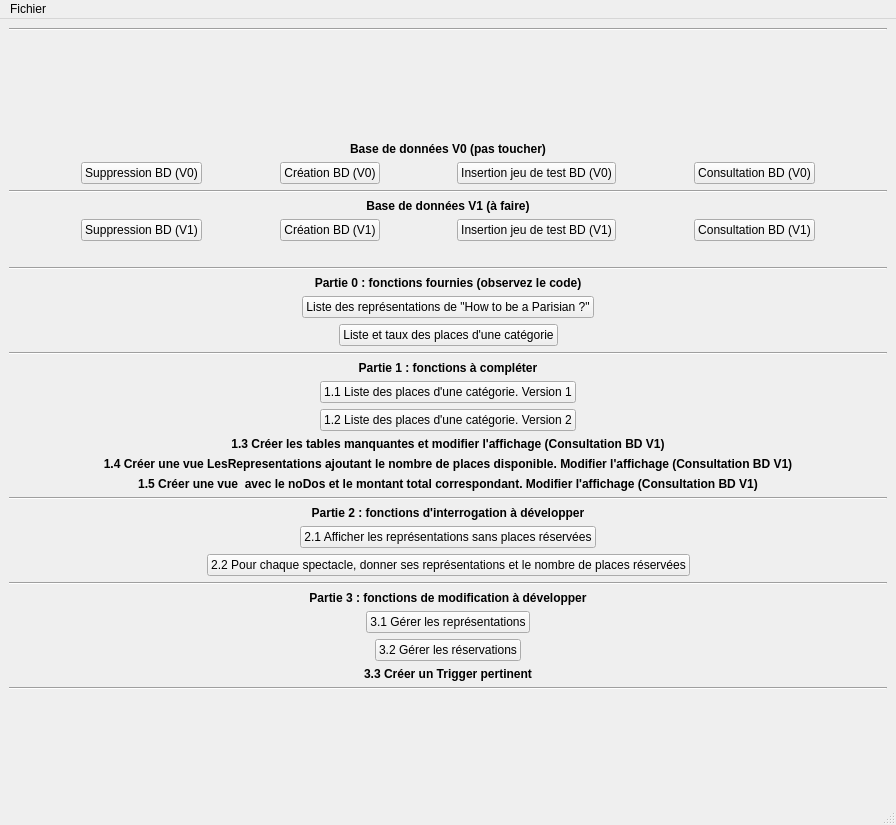
Qt form gui/mainWindow.ui (BennyBellier/Theatre-CEDB-Project) before a commit.
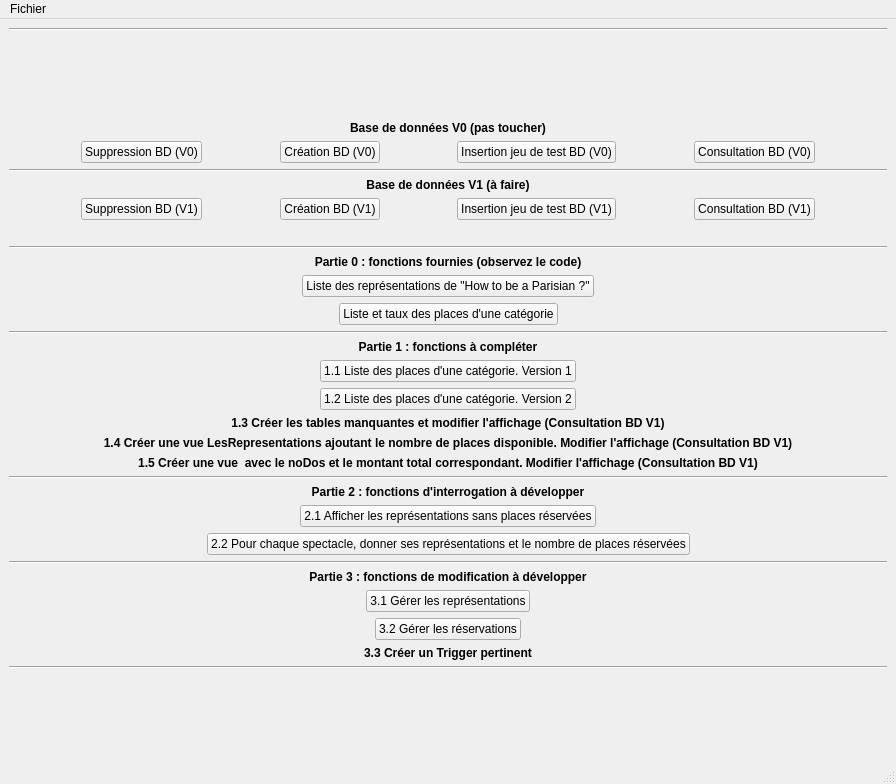
The same form after that commit.

```diff
--- a/gui/mainWindow.ui
+++ b/gui/mainWindow.ui
@@ -7,7 +7,7 @@
     <x>0</x>
     <y>0</y>
     <width>896</width>
-    <height>825</height>
+    <height>784</height>
    </rect>
   </property>
   <property name="windowTitle">
```
Left out of the diff: 2 changed lines with no effect on the pictures.
